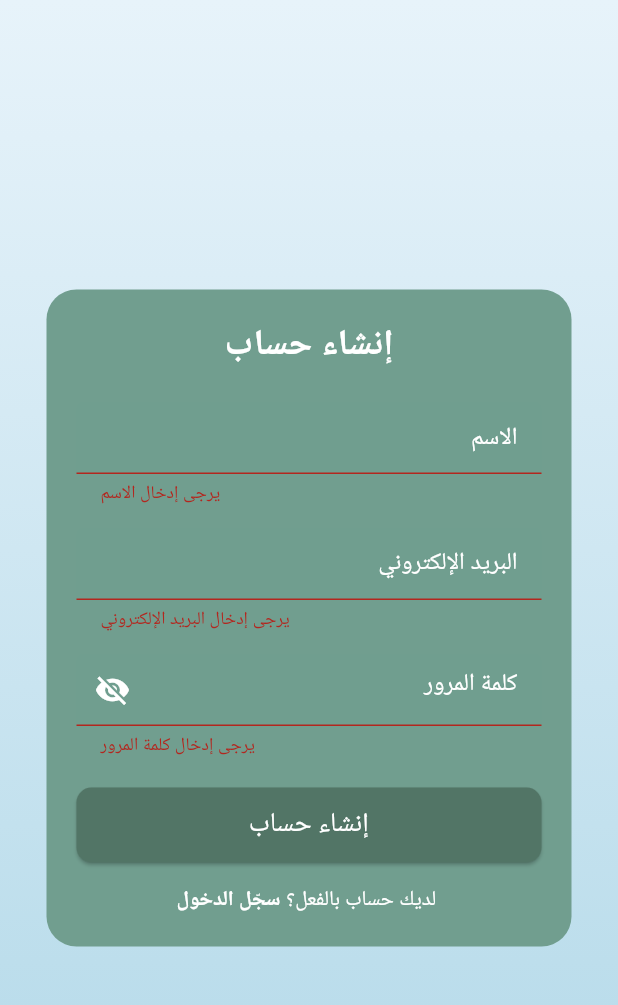
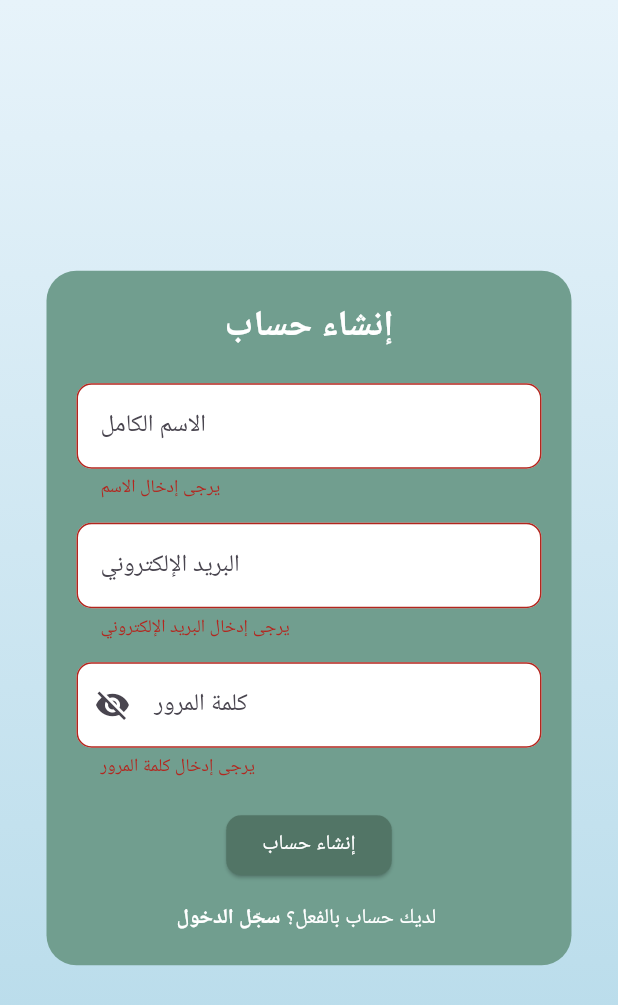
Before and after one commit to thurayax/SAGER, a Flutter app: the screen it shows after launch, after a tap on "إنشاء حساب", on a phone screen of 412 x 824 dp. Shown: the top 1005 px of the screen. Run offline on Flutter 3.47's test engine with Material 3 defaults, Android fonts, the phone set to English and light mode, and no system bars; our stand-ins replace fl_chart, flutter_tts, just_audio, supabase_flutter; missing offline and left inert: dialog_flowtter; accounts and stored records are empty.

Commit message:
وصف التعديلات التي قمت بها

```diff
--- a/lib/screens/registration_screen.dart
+++ b/lib/screens/registration_screen.dart
@@ -16,74 +16,68 @@ class _RegistrationScreenState extends State<RegistrationScreen> {
   final TextEditingController emailController = TextEditingController();
   final TextEditingController passwordController = TextEditingController();
 
-  // Name validation function
+  // دالة التحقق من الاسم
   String? _validateName(String? value) {
     if (value == null || value.isEmpty) {
       return 'يرجى إدخال الاسم';
     }
-
-    // Regular expression for validating only letters (Arabic and English)
     final nameRegex = RegExp(r'^[a-zA-Z\u0600-\u06FF ]+$');
-
     if (!nameRegex.hasMatch(value)) {
-      return ' يجب أن يحتوي الاسم على أحرف فقط';
+      return 'يجب أن يحتوي الاسم على أحرف فقط';
     }
     return null;
   }
 
-  // Email validation function
+  // دالة التحقق من البريد الإلكتروني
   String? _validateEmail(String? value) {
     if (value == null || value.isEmpty) {
       return 'يرجى إدخال البريد الإلكتروني';
     }
-
-    // Regular expression for validating email
     final emailRegex = RegExp(
       r'^[a-zA-Z0-9]+([._-]?[a-zA-Z0-9]+)*@[a-zA-Z0-9-]+(\.[a-zA-Z]{2,})+$',
     );
-
     if (!emailRegex.hasMatch(value)) {
       return 'يرجى إدخال بريد إلكتروني صحيح';
     }
     return null;
   }
 
-  // Password validation function
+  // دالة التحقق من كلمة المرور
   String? _validatePassword(String? value) {
     if (value == null || value.isEmpty) {
       return 'يرجى إدخال كلمة المرور';
     }
-
-    // Password requirements
     final passwordRegex = RegExp(
       r'^(?=.*[A-Z])(?=.*[a-z])(?=.*\d)(?=.*[!@#\$&*~]).{8,16}$',
     );
-
     if (!passwordRegex.hasMatch(value)) {
-      return 'الحد الأدنى لكلمة المرور (8-16 حرف بالإنجليزية) \n :يجب أن تتضمن \n أحرف كبيرة وصغيرة \n أرقام \n رموز (مثل: ! , # , @)';
+      return 'يجب أن تحتوي كلمة المرور على:\n'
+          '- 8-16 حرفًا\n'
+          '- حرف كبير وصغير\n'
+          '- رقم واحد على الأقل\n'
+          '- رمز خاص مثل !@#\$&*~';
     }
     return null;
   }
 
-  // Register method using Supabase
+  // دالة التسجيل باستخدام Supabase
   Future<void> register(BuildContext context) async {
     if (_formKey.currentState!.validate()) {
       try {
         final response = await Supabase.instance.client.auth.signUp(
           email: emailController.text,
           password: passwordController.text,
-          data: {'name': nameController.text},
+          data: {'full_name': nameController.text}, // تخزين الاسم
         );
 
         if (response.user != null) {
           ScaffoldMessenger.of(context).showSnackBar(
             const SnackBar(content: Text('تم إنشاء الحساب بنجاح!')),
           );
-          Navigator.pop(context); // Navigate back to login
-        } else if (response.session == null) {
+          Navigator.pop(context); // الرجوع إلى شاشة تسجيل الدخول
+        } else {
           ScaffoldMessenger.of(context).showSnackBar(
-            const SnackBar(
-                content: Text('فشل إنشاء الحساب. يرجى المحاولة مرة أخرى.')),
+            const SnackBar(content: Text('فشل إنشاء الحساب. حاول مرة أخرى.')),
           );
         }
       } on AuthException catch (e) {
@@ -107,10 +101,7 @@ class _RegistrationScreenState extends State<RegistrationScreen> {
           gradient: LinearGradient(
             begin: Alignment.topCenter,
             end: Alignment.bottomCenter,
-            colors: [
-              Color(0xFFE7F3FA),
-              Color(0xFFB1D8E8),
-            ],
+            colors: [Color(0xFFE7F3FA), Color(0xFFB1D8E8)],
           ),
         ),
         child: Center(
@@ -136,124 +127,74 @@ class _RegistrationScreenState extends State<RegistrationScreen> {
                   ),
                   const SizedBox(height: 20),
 
-                  // Name Field
+                  // حقل الاسم
                   TextFormField(
                     controller: nameController,
-                    textAlign: TextAlign.right,
                     decoration: InputDecoration(
-                      hintText: 'الاسم',
-                      hintStyle: const TextStyle(
-                        color: Colors.white,
-                        fontWeight: FontWeight.normal,
-                      ),
+                      hintText: 'الاسم الكامل',
                       filled: true,
-                      fillColor: const Color(0xFF709E8F),
-                      enabledBorder: OutlineInputBorder(
+                      fillColor: Colors.white,
+                      border: OutlineInputBorder(
                         borderRadius: BorderRadius.circular(10),
-                        borderSide:
-                            const BorderSide(color: Colors.white, width: 1),
-                      ),
-                      focusedBorder: OutlineInputBorder(
-                        borderRadius: BorderRadius.circular(10),
-                        borderSide:
-                            const BorderSide(color: Colors.white, width: 1),
                       ),
                     ),
-                    validator: _validateName, // Name validation
+                    validator: _validateName,
                   ),
                   const SizedBox(height: 15),
 
-                  // Email Field
+                  // حقل البريد الإلكتروني
                   TextFormField(
                     controller: emailController,
-                    textAlign: TextAlign.right,
                     decoration: InputDecoration(
                       hintText: 'البريد الإلكتروني',
-                      hintStyle: const TextStyle(
-                        color: Colors.white,
-                        fontWeight: FontWeight.normal,
-                      ),
                       filled: true,
-                      fillColor: const Color(0xFF709E8F),
-                      enabledBorder: OutlineInputBorder(
+                      fillColor: Colors.white,
+                      border: OutlineInputBorder(
                         borderRadius: BorderRadius.circular(10),
-                        borderSide:
-                            const BorderSide(color: Colors.white, width: 1),
-                      ),
-                      focusedBorder: OutlineInputBorder(
-                        borderRadius: BorderRadius.circular(10),
-                        borderSide:
-                            const BorderSide(color: Colors.white, width: 1),
                       ),
                     ),
-                    validator: _validateEmail, // Email validation
+                    validator: _validateEmail,
                   ),
                   const SizedBox(height: 15),
 
-                  // Password Field
+                  // حقل كلمة المرور
                   TextFormField(
                     controller: passwordController,
-                    textAlign: TextAlign.right,
                     obscureText: !_isPasswordVisible,
                     decoration: InputDecoration(
                       hintText: 'كلمة المرور',
-                      hintStyle: const TextStyle(
-                        color: Colors.white,
-                        fontWeight: FontWeight.normal,
-                      ),
                       filled: true,
-                      fillColor: const Color(0xFF709E8F),
+                      fillColor: Colors.white,
                       prefixIcon: IconButton(
-                        icon: Icon(
-                          _isPasswordVisible
-                              ? Icons.visibility
-                              : Icons.visibility_off,
-                          color: Colors.white,
-                        ),
+                        icon: Icon(_isPasswordVisible ? Icons.visibility : Icons.visibility_off),
                         onPressed: () {
                           setState(() {
                             _isPasswordVisible = !_isPasswordVisible;
                           });
                         },
                       ),
-                      enabledBorder: OutlineInputBorder(
+                      border: OutlineInputBorder(
                         borderRadius: BorderRadius.circular(10),
-                        borderSide:
-                            const BorderSide(color: Colors.white, width: 1),
-                      ),
-                      focusedBorder: OutlineInputBorder(
-                        borderRadius: BorderRadius.circular(10),
-                        borderSide:
-                            const BorderSide(color: Colors.white, width: 1),
                       ),
                     ),
-                    validator: _validatePassword, // Password validation
+                    validator: _validatePassword,
                   ),
                   const SizedBox(height: 20),
 
-                  // Sign Up Button
+                  // زر التسجيل
                   ElevatedButton(
+                    onPressed: () => register(context),
                     style: ElevatedButton.styleFrom(
                       backgroundColor: const Color(0xFF527566),
-                      minimumSize: const Size(double.infinity, 50),
                       shape: RoundedRectangleBorder(
                         borderRadius: BorderRadius.circular(10),
                       ),
                     ),
-                    onPressed: () {
-                      register(context);
-                    },
-                    child: const Text(
-                      'إنشاء حساب',
-                      style: TextStyle(
-                          fontSize: 18,
-                          color: Colors.white,
-                          fontWeight: FontWeight.normal),
-                    ),
+                    child: const Text('إنشاء حساب', style: TextStyle(color: Colors.white)),
                   ),
                   const SizedBox(height: 15),
 
-                  // Login Prompt
+                  // رابط تسجيل الدخول
                   Row(
                     mainAxisAlignment: MainAxisAlignment.center,
                     children: [
@@ -261,27 +202,12 @@ class _RegistrationScreenState extends State<RegistrationScreen> {
                         onTap: () {
                           Navigator.push(
                             context,
-                            MaterialPageRoute(
-                                builder: (context) => const LoginScreen()),
+                            MaterialPageRoute(builder: (context) => const LoginScreen()),
                           );
                         },
-                        child: MouseRegion(
-                          cursor: SystemMouseCursors.click,
-                          onHover: (_) {
-                            setState(() {});
-                          },
-                          child: Text(
-                            'سجّل الدخول',
-                            style: const TextStyle(
-                                color: Colors.white,
-                                fontWeight: FontWeight.bold),
-                          ),
-                        ),
+                        child: const Text('سجّل الدخول', style: TextStyle(color: Colors.white, fontWeight: FontWeight.bold)),
                       ),
-                      const Text(
-                        ' لديك حساب بالفعل؟ ',
-                        style: TextStyle(color: Colors.white),
-                      ),
+                      const Text(' لديك حساب بالفعل؟ ', style: TextStyle(color: Colors.white)),
                     ],
                   ),
                 ],
--- a/pubspec.yaml
+++ b/pubspec.yaml
@@ -19,6 +19,7 @@ dependencies:
   fl_chart: ^0.70.1
   http: ^0.13.6
   dialog_flowtter: ^0.3.3
+  just_audio: ^0.9.44
 
 dev_dependencies:
   flutter_test:
```
Also changed, not shown: lib/screens/home_screen.dart (+50 -22 lines), pubspec.lock, 2 other files.
